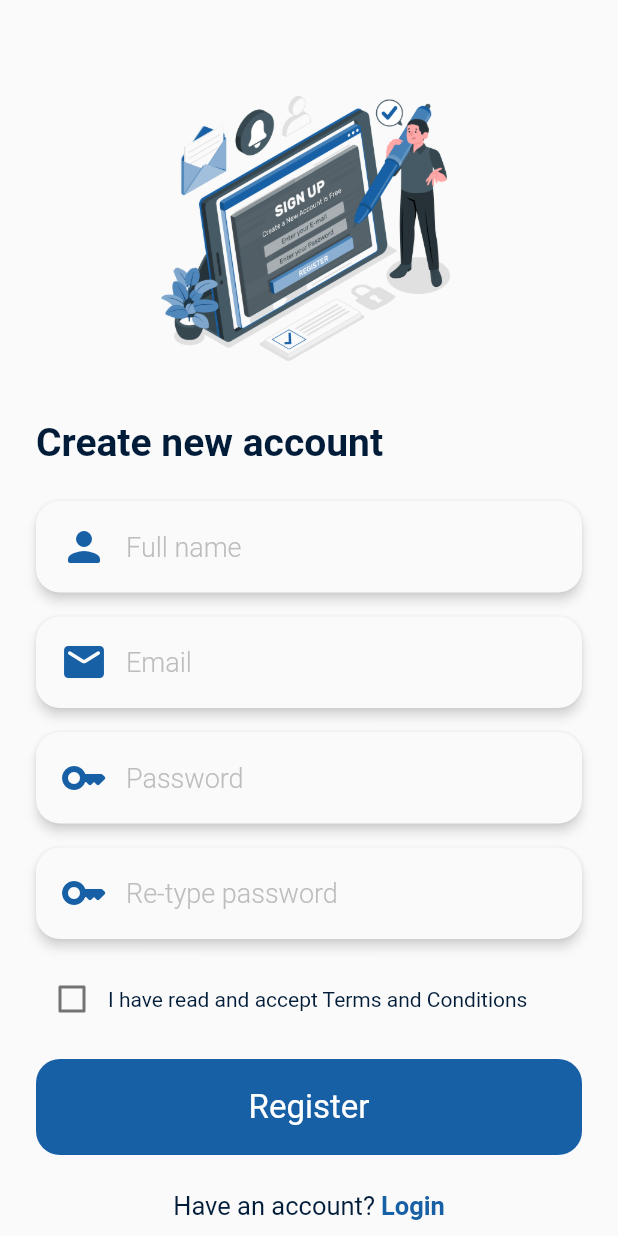
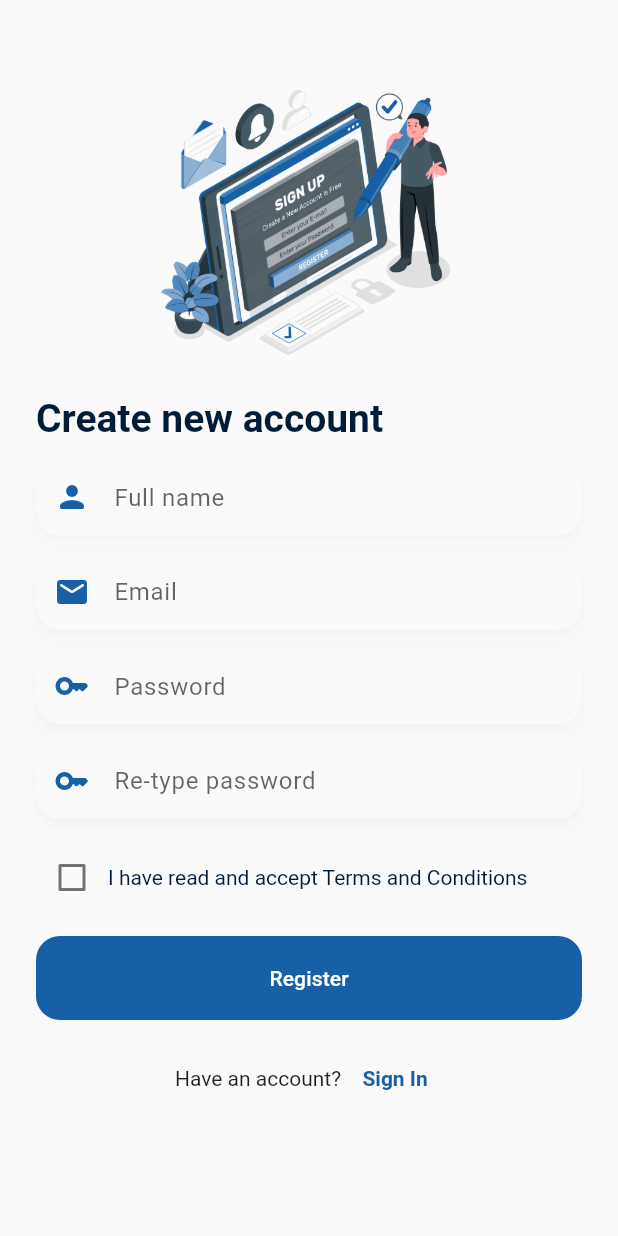
Before and after one commit to Centalki-team/centalki, a Flutter app: the screen it shows after launch, after a tap on "Sign In", after a tap on "Sign Up", on a phone screen of 412 x 824 dp. Run offline on Flutter 3.47's test engine with Material 2 defaults, Android fonts, the phone set to English and light mode, and no system bars; our stand-ins replace dio, firebase_auth, firebase_core, flutter_modular, shimmer; missing offline and left inert: sample_exception; accounts and stored records are empty.

Commit message:
Minor UI adjustments
- Fixed inconsistent colors, text size, and spacings
- Unified all text size and spacings following dimensions.dart

```diff
--- a/lib/base/define/dimensions.dart
+++ b/lib/base/define/dimensions.dart
@@ -4,9 +4,9 @@ const spaceBetweenLine12 = 12.0;
 const spaceBetweenLine15 = 15.0;
 const spaceBetweenLine18 = 18.0;
 const spaceBetweenLine20 = 20.0;
+const smallSpacing1 = 1.0;
+const smallSpacing4 = 4.0;
 const smallSpacing6 = 6.0;
-const smallSpacing4 = 4.0;
-const smallSpacing1 = 1.0;
 const smallSpacing8 = 8.0;
 const smallSpacing10 = 10.0;
 const bigSpacing20 = 20.0;
--- a/lib/src/features/authentication/register_view.dart
+++ b/lib/src/features/authentication/register_view.dart
@@ -1,4 +1,6 @@
 import 'package:centalki/base/define/colors.dart';
+import 'package:centalki/base/define/dimensions.dart';
+import 'package:centalki/base/define/size.dart';
 import 'package:centalki/src/features/authentication/verify_email.dart';
 import 'package:firebase_auth/firebase_auth.dart';
 
@@ -37,13 +39,13 @@ class _RegisterViewState extends State<RegisterView> {
         child: Column(
           crossAxisAlignment: CrossAxisAlignment.stretch,
           children: [
-            const SizedBox(height: 24),
+            const SizedBox(height: spaceBetweenLine20),
             Image.asset(
               'assets/illustration/register.png',
               width: 200,
               height: 200,
             ),
-            const SizedBox(height: 32),
+            const SizedBox(height: spaceBetweenLine20),
             Text(
               'Create new account',
               style: TextStyle(
@@ -52,45 +54,42 @@ class _RegisterViewState extends State<RegisterView> {
                 color: colorScheme.onPrimaryContainer,
               ),
             ),
-            const SizedBox(height: 24),
+            const SizedBox(height: spaceBetweenLine12),
             Material(
-              borderRadius: BorderRadius.circular(16),
+              borderRadius: BorderRadius.circular(radiusTextField),
               elevation: 3.0,
               clipBehavior: Clip.hardEdge,
-              shadowColor: Colors.grey[200],
+              shadowColor: colorScheme.shadow,
               child: TextField(
                 controller: _nameController,
                 keyboardType: TextInputType.emailAddress,
                 autocorrect: false,
                 decoration: InputDecoration(
-                  hintStyle: TextStyle(
-                    fontSize: 18,
-                    fontWeight: FontWeight.w300,
-                    color: Colors.grey[400],
-                  ),
+                  hintStyle: const TextStyle(fontSize: 16, letterSpacing: 0.5),
                   hintText: 'Full name',
                   prefixIcon: Padding(
-                    padding: const EdgeInsets.only(left: 16, right: 12),
-                    child: Icon(Icons.person_rounded,
-                        color: colorScheme.primary, size: 32),
+                    padding: const EdgeInsets.only(left: 12, right: 16),
+                    child: Icon(
+                      Icons.person_rounded,
+                      color: colorScheme.primary,
+                      size: 24,
+                    ),
                   ),
-                  contentPadding: const EdgeInsets.symmetric(vertical: 20),
+                  contentPadding:
+                      const EdgeInsets.symmetric(vertical: 16, horizontal: 12),
                   enabledBorder: _emptyName
                       ? OutlineInputBorder(
+                          borderSide: BorderSide(color: colorScheme.error, width: 1),
+                          borderRadius: BorderRadius.circular(radiusTextField),
+                        )
+                      : OutlineInputBorder(
                           borderSide:
-                              BorderSide(color: colorScheme.error, width: 2),
-                          borderRadius:
-                              const BorderRadius.all(Radius.circular(16)),
-                        )
-                      : const OutlineInputBorder(
-                          borderSide:
-                              BorderSide(color: Colors.transparent, width: 2),
-                          borderRadius: BorderRadius.all(Radius.circular(16)),
+                              const BorderSide(color: Colors.transparent, width: 1),
+                          borderRadius: BorderRadius.circular(radiusTextField),
                         ),
                   focusedBorder: OutlineInputBorder(
-                      borderSide:
-                          BorderSide(color: colorScheme.primary, width: 2),
-                      borderRadius: BorderRadius.circular(16)),
+                      borderSide: BorderSide(color: colorScheme.primary, width: 2),
+                      borderRadius: BorderRadius.circular(radiusTextField)),
                 ),
               ),
             ),
@@ -99,49 +98,46 @@ class _RegisterViewState extends State<RegisterView> {
                     padding: const EdgeInsets.only(top: 8, left: 8, right: 8),
                     child: Text(
                       'Name cannot be empty',
-                      style: TextStyle(fontSize: 14, color: colorScheme.error),
+                      style: TextStyle(fontSize: 12, color: colorScheme.error),
                     ),
                   )
                 : const SizedBox.shrink(),
-            const SizedBox(height: 16),
+            const SizedBox(height: spaceBetweenLine12),
             Material(
-              borderRadius: BorderRadius.circular(16),
+              borderRadius: BorderRadius.circular(radiusTextField),
               elevation: 3.0,
               clipBehavior: Clip.hardEdge,
-              shadowColor: Colors.grey[200],
+              shadowColor: colorScheme.shadow,
               child: TextField(
                 controller: _emailController,
                 keyboardType: TextInputType.emailAddress,
                 autocorrect: false,
                 decoration: InputDecoration(
-                  hintStyle: TextStyle(
-                    fontSize: 18,
-                    fontWeight: FontWeight.w300,
-                    color: Colors.grey[400],
-                  ),
+                  hintStyle: const TextStyle(fontSize: 16, letterSpacing: 0.5),
                   hintText: 'Email',
                   prefixIcon: Padding(
-                    padding: const EdgeInsets.only(left: 16, right: 12),
-                    child: Icon(Icons.mail_rounded,
-                        color: colorScheme.primary, size: 32),
+                    padding: const EdgeInsets.only(left: 12, right: 16),
+                    child: Icon(
+                      Icons.mail_rounded,
+                      color: colorScheme.primary,
+                      size: 24,
+                    ),
                   ),
-                  contentPadding: const EdgeInsets.symmetric(vertical: 20),
+                  contentPadding:
+                      const EdgeInsets.symmetric(vertical: 16, horizontal: 12),
                   enabledBorder: _emptyEmail || _invalidEmail
                       ? OutlineInputBorder(
+                          borderSide: BorderSide(color: colorScheme.error, width: 1),
+                          borderRadius: BorderRadius.circular(radiusTextField),
+                        )
+                      : OutlineInputBorder(
                           borderSide:
-                              BorderSide(color: colorScheme.error, width: 2),
-                          borderRadius:
-                              const BorderRadius.all(Radius.circular(16)),
-                        )
-                      : const OutlineInputBorder(
-                          borderSide:
-                              BorderSide(color: Colors.transparent, width: 2),
-                          borderRadius: BorderRadius.all(Radius.circular(16)),
+                              const BorderSide(color: Colors.transparent, width: 1),
+                          borderRadius: BorderRadius.circular(radiusTextField),
                         ),
                   focusedBorder: OutlineInputBorder(
-                      borderSide:
-                          BorderSide(color: colorScheme.primary, width: 2),
-                      borderRadius: BorderRadius.circular(16)),
+                      borderSide: BorderSide(color: colorScheme.primary, width: 2),
+                      borderRadius: BorderRadius.circular(radiusTextField)),
                 ),
               ),
             ),
@@ -163,45 +159,42 @@ class _RegisterViewState extends State<RegisterView> {
                     ),
                   )
                 : const SizedBox.shrink(),
-            const SizedBox(height: 16),
+            const SizedBox(height: spaceBetweenLine12),
             Material(
-              borderRadius: BorderRadius.circular(16),
+              borderRadius: BorderRadius.circular(radiusTextField),
               elevation: 3.0,
               clipBehavior: Clip.hardEdge,
-              shadowColor: Colors.grey[200],
+              shadowColor: colorScheme.shadow,
               child: TextField(
                 controller: _passwordController,
                 autocorrect: false,
                 obscureText: true,
                 decoration: InputDecoration(
-                  hintStyle: TextStyle(
-                    fontSize: 18,
-                    fontWeight: FontWeight.w300,
-                    color: Colors.grey[400],
-                  ),
+                  hintStyle: const TextStyle(fontSize: 16, letterSpacing: 0.5),
                   hintText: 'Password',
                   prefixIcon: Padding(
-                    padding: const EdgeInsets.only(left: 16, right: 12),
-                    child: Icon(Icons.key_rounded,
-                        color: colorScheme.primary, size: 32),
+                    padding: const EdgeInsets.only(left: 12, right: 16),
+                    child: Icon(
+                      Icons.key_rounded,
+                      color: colorScheme.primary,
+                      size: 24,
+                    ),
                   ),
-                  contentPadding: const EdgeInsets.symmetric(vertical: 20),
+                  contentPadding:
+                      const EdgeInsets.symmetric(vertical: 16, horizontal: 12),
                   enabledBorder: _emptyPassword
                       ? OutlineInputBorder(
+                          borderSide: BorderSide(color: colorScheme.error, width: 1),
+                          borderRadius: BorderRadius.circular(radiusTextField),
+                        )
+                      : OutlineInputBorder(
                           borderSide:
-                              BorderSide(color: colorScheme.error, width: 2),
-                          borderRadius:
-                              const BorderRadius.all(Radius.circular(16)),
-                        )
-                      : const OutlineInputBorder(
-                          borderSide:
-                              BorderSide(color: Colors.transparent, width: 2),
-                          borderRadius: BorderRadius.all(Radius.circular(16)),
+                              const BorderSide(color: Colors.transparent, width: 1),
+                          borderRadius: BorderRadius.circular(radiusTextField),
                         ),
                   focusedBorder: OutlineInputBorder(
-                    borderSide:
-                        BorderSide(color: colorScheme.primary, width: 2),
-                    borderRadius: const BorderRadius.all(Radius.circular(16)),
+                    borderSide: BorderSide(color: colorScheme.primary, width: 2),
+                    borderRadius: BorderRadius.circular(radiusTextField),
                   ),
                 ),
               ),
@@ -215,45 +208,42 @@ class _RegisterViewState extends State<RegisterView> {
                     ),
                   )
                 : const SizedBox.shrink(),
-            const SizedBox(height: 16),
+            const SizedBox(height: spaceBetweenLine12),
             Material(
-              borderRadius: BorderRadius.circular(16),
+              borderRadius: BorderRadius.circular(radiusTextField),
               elevation: 3.0,
               clipBehavior: Clip.hardEdge,
-              shadowColor: Colors.grey[200],
+              shadowColor: colorScheme.shadow,
               child: TextField(
                 controller: _retypePasswordController,
                 autocorrect: false,
                 obscureText: true,
                 decoration: InputDecoration(
-                  hintStyle: TextStyle(
-                    fontSize: 18,
-                    fontWeight: FontWeight.w300,
-                    color: Colors.grey[400],
-                  ),
+                  hintStyle: const TextStyle(fontSize: 16, letterSpacing: 0.5),
                   hintText: 'Re-type password',
                   prefixIcon: Padding(
-                    padding: const EdgeInsets.only(left: 16, right: 12),
-                    child: Icon(Icons.key_rounded,
-                        color: colorScheme.primary, size: 32),
+                    padding: const EdgeInsets.only(left: 12, right: 16),
+                    child: Icon(
+                      Icons.key_rounded,
+                      color: colorScheme.primary,
+                      size: 24,
+                    ),
                   ),
-                  contentPadding: const EdgeInsets.symmetric(vertical: 20),
+                  contentPadding:
+                      const EdgeInsets.symmetric(vertical: 16, horizontal: 12),
                   enabledBorder: _emptyRetypePassword || _passwordMismatch
                       ? OutlineInputBorder(
+                          borderSide: BorderSide(color: colorScheme.error, width: 1),
+                          borderRadius: BorderRadius.circular(radiusTextField),
+                        )
+                      : OutlineInputBorder(
                           borderSide:
-                              BorderSide(color: colorScheme.error, width: 2),
-                          borderRadius:
-                              const BorderRadius.all(Radius.circular(16)),
-                        )
-                      : const OutlineInputBorder(
-                          borderSide:
-                              BorderSide(color: Colors.transparent, width: 2),
-                          borderRadius: BorderRadius.all(Radius.circular(16)),
+                              const BorderSide(color: Colors.transparent, width: 1),
+                          borderRadius: BorderRadius.circular(radiusTextField),
                         ),
                   focusedBorder: OutlineInputBorder(
-                    borderSide:
-                        BorderSide(color: colorScheme.primary, width: 2),
-                    borderRadius: const BorderRadius.all(Radius.circular(16)),
+                    borderSide: BorderSide(color: colorScheme.primary, width: 2),
+                    borderRadius: BorderRadius.circular(radiusTextField),
                   ),
                 ),
               ),
@@ -276,7 +266,7 @@ class _RegisterViewState extends State<RegisterView> {
                     ),
                   )
                 : const SizedBox.shrink(),
-            const SizedBox(height: 16),
+            const SizedBox(height: spaceBetweenLine15),
             Row(
               crossAxisAlignment: CrossAxisAlignment.center,
               children: [
@@ -294,9 +284,8 @@ class _RegisterViewState extends State<RegisterView> {
                     'I have read and accept Terms and Conditions',
                     style: TextStyle(
                         fontSize: 14,
-                        fontWeight: _termsAccepted
-                            ? FontWeight.bold
-                            : FontWeight.normal,
+                        fontWeight:
+                            _termsAccepted ? FontWeight.bold : FontWeight.normal,
                         color: _termsAccepted
                             ? colorScheme.primary
                             : colorScheme.onPrimaryContainer),
@@ -304,7 +293,7 @@ class _RegisterViewState extends State<RegisterView> {
                 ),
               ],
             ),
-            const SizedBox(height: 16),
+            const SizedBox(height: spaceBetweenLine15),
             TextButton(
               onPressed: () async {
                 // Validate full name
@@ -357,8 +346,7 @@ class _RegisterViewState extends State<RegisterView> {
                   setState(() {
                     _emptyRetypePassword = false;
                   });
-                  if (_passwordController.text !=
-                      _retypePasswordController.text) {
+                  if (_passwordController.text != _retypePasswordController.text) {
                     setState(() {
                       _passwordMismatch = true;
                     });
@@ -374,8 +362,8 @@ class _RegisterViewState extends State<RegisterView> {
                     !_emptyRetypePassword &&
                     !_passwordMismatch) {
                   try {
-                    final credential = await FirebaseAuth.instance
-                        .createUserWithEmailAndPassword(
+                    final credential =
+                        await FirebaseAuth.instance.createUserWithEmailAndPassword(
                       email: _emailController.text.trim(),
                       password: _passwordController.text.trim(),
                     );
@@ -390,8 +378,7 @@ class _RegisterViewState extends State<RegisterView> {
                       //print('The password provided is too weak.');
                     } else if (e.code == 'email-already-in-use') {
                       ScaffoldMessenger.of(context).showSnackBar(const SnackBar(
-                        content:
-                            Text("The account already exists for that email."),
+                        content: Text("The account already exists for that email."),
                       ));
                       //print('The account already exists for that email.');
                     }
@@ -414,39 +401,34 @@ class _RegisterViewState extends State<RegisterView> {
               },
               style: TextButton.styleFrom(
                   backgroundColor: colorScheme.primary,
-                  minimumSize: const Size.fromHeight(64),
+                  minimumSize: const Size.fromHeight(56),
                   shape: RoundedRectangleBorder(
                       borderRadius: BorderRadius.circular(16))),
-              child: const Text(
+              child: Text(
                 'Register',
                 style: TextStyle(
-                  fontSize: 22,
-                  fontWeight: FontWeight.w400,
-                  color: Colors.white,
+                  fontSize: 14,
+                  fontWeight: FontWeight.w500,
+                  letterSpacing: 0.1,
+                  color: colorScheme.onPrimary,
                 ),
               ),
             ),
-            const SizedBox(height: 24),
+            const SizedBox(height: spaceBetweenLine15),
             Row(
               mainAxisAlignment: MainAxisAlignment.center,
               crossAxisAlignment: CrossAxisAlignment.center,
               children: [
-                Text(
-                  'Have an account?',
-                  style: TextStyle(
-                      fontSize: 17, color: colorScheme.onPrimaryContainer),
-                ),
+                const Text('Have an account?'),
                 const SizedBox(width: 4),
-                InkWell(
-                  onTap: () {
+                TextButton(
+                  onPressed: () {
                     Navigator.pop(context);
                   },
                   child: Text(
-                    'Login',
+                    'Sign In',
                     style: TextStyle(
-                        fontSize: 17,
-                        fontWeight: FontWeight.bold,
-                        color: colorScheme.primary),
+                        fontWeight: FontWeight.bold, color: colorScheme.primary),
                   ),
                 ),
               ],
@@ -459,8 +441,7 @@ class _RegisterViewState extends State<RegisterView> {
 
   void onRegister() async {
     try {
-      final credential =
-          await FirebaseAuth.instance.createUserWithEmailAndPassword(
+      final credential = await FirebaseAuth.instance.createUserWithEmailAndPassword(
         email: 'dgrayman1509@gmail.com',
         password: 'A_bc123',
       );
--- a/lib/src/features/authentication/sign_in_view.dart
+++ b/lib/src/features/authentication/sign_in_view.dart
@@ -21,7 +21,7 @@ class _SignInViewState extends State<SignInView> {
 
   final _errors = {
     'Email empty': 'E-mail address cannot be empty',
-    'Wrong email format': 'E-mail address is not right format',
+    'Wrong email format': 'Invalid email format',
     'Password empty': 'Password cannot be empty'
   };
   var _emailError = '';
@@ -73,10 +73,11 @@ class _SignInViewState extends State<SignInView> {
                     letterSpacing: 0.5,
                   ),
                   hintText: 'Email',
-                  prefixIcon: const Padding(
-                    padding: EdgeInsets.only(left: 12, right: 16),
+                  prefixIcon: Padding(
+                    padding: const EdgeInsets.only(left: 12, right: 16),
                     child: Icon(
                       Icons.email_rounded,
+                      color: colorScheme.primary,
                       size: 24,
                     ),
                   ),
@@ -122,10 +123,11 @@ class _SignInViewState extends State<SignInView> {
                     letterSpacing: 0.5,
                   ),
                   hintText: 'Password',
-                  prefixIcon: const Padding(
-                    padding: EdgeInsets.only(left: 12, right: 16),
+                  prefixIcon: Padding(
+                    padding: const EdgeInsets.only(left: 12, right: 16),
                     child: Icon(
                       Icons.key_rounded,
+                      color: colorScheme.primary,
                       size: 24,
                     ),
                   ),
```
